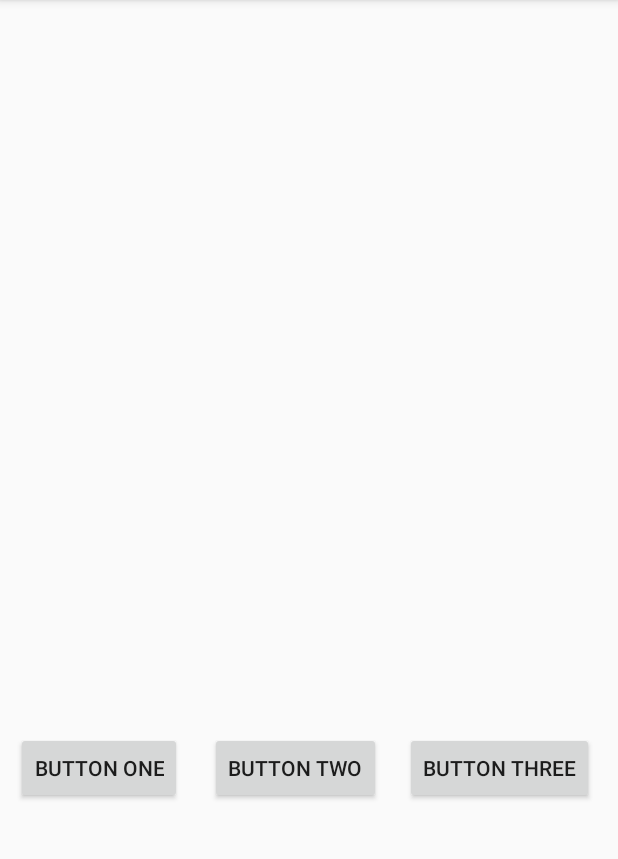
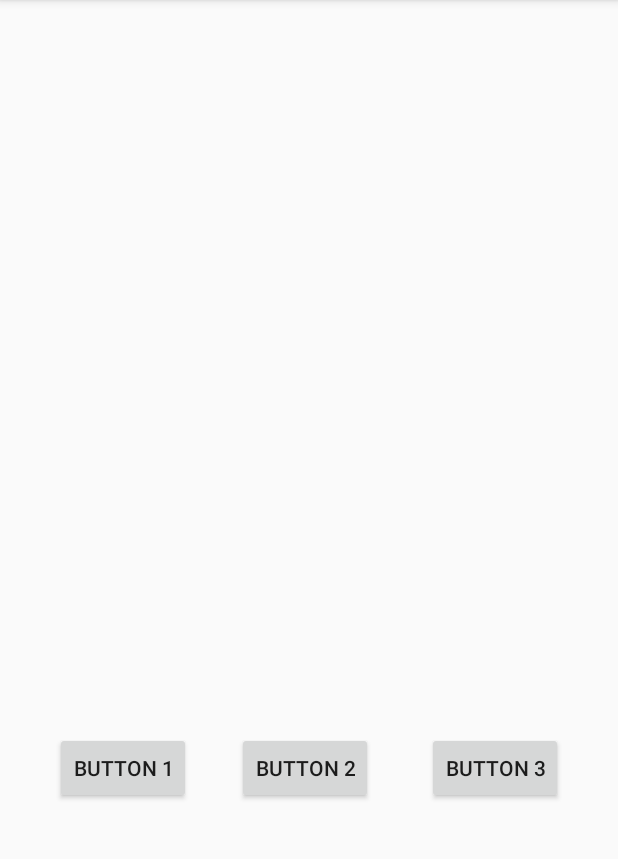
Before and after one commit to AleksandarGulevski/ThreeButtonsExercise, an Android app: the screen it shows after launch (MainActivity), on a phone screen of 412 x 824 dp, the part 84-943 px from its top. Run offline under Robolectric (Android 15) with nearby library versions, the phone set to English and light mode, and no system bars; our stand-ins replace ButterKnife.

```diff
--- a/app/build.gradle
+++ b/app/build.gradle
@@ -25,4 +25,6 @@ dependencies {
     testImplementation 'junit:junit:4.12'
     androidTestImplementation 'com.android.support.test:runner:1.0.2'
     androidTestImplementation 'com.android.support.test.espresso:espresso-core:3.0.2'
+    implementation 'com.jakewharton:butterknife:9.0.0-rc1'
+    annotationProcessor 'com.jakewharton:butterknife-compiler:9.0.0-rc1'
 }
--- a/app/src/main/java/com/example/haselt_pc/myapplication/MainActivity.java
+++ b/app/src/main/java/com/example/haselt_pc/myapplication/MainActivity.java
@@ -2,43 +2,36 @@ package com.example.haselt_pc.myapplication;
 
 import android.support.v7.app.AppCompatActivity;
 import android.os.Bundle;
-import android.view.View;
-import android.widget.Button;
 import android.widget.TextView;
+import butterknife.BindView;
+import butterknife.ButterKnife;
+import butterknife.OnClick;
 
 public class MainActivity extends AppCompatActivity {
-
+    @BindView(R.id.textView)
+    TextView textView;
 
 
     @Override
     protected void onCreate(Bundle savedInstanceState) {
         super.onCreate(savedInstanceState);
         setContentView(R.layout.activity_main);
+        ButterKnife.bind(this);
 
-        Button buttonOne = findViewById(R.id.button);
-        Button buttonTwo = findViewById(R.id.button2);
-        Button buttonThree = findViewById(R.id.button3);
-        final TextView textView = findViewById(R.id.textView);
+    }
 
-        buttonOne.setOnClickListener(new View.OnClickListener() {
-            @Override
-            public void onClick(View v) {
-                textView.setText(getString(R.string.buttonOne));
-            }
-        });
+    @OnClick(R.id.button)
+    public void onClickButtonOne() {
+        textView.setText(getString(R.string.buttonOne));
+    }
 
-        buttonTwo.setOnClickListener(new View.OnClickListener() {
-            @Override
-            public void onClick(View v) {
-                textView.setText(getString(R.string.buttonTwo));
-            }
-        });
+    @OnClick(R.id.button2)
+    public void onClickButtonTwo() {
+        textView.setText(getString(R.string.buttonTwo));
+    }
 
-        buttonThree.setOnClickListener(new View.OnClickListener() {
-            @Override
-            public void onClick(View v) {
-                textView.setText(getString(R.string.buttonThree));
-            }
-        });
+    @OnClick(R.id.button3)
+    public void onClickButtonThree() {
+        textView.setText(getString(R.string.buttonThree));
     }
 }
--- a/app/src/main/res/layout/activity_main.xml
+++ b/app/src/main/res/layout/activity_main.xml
@@ -21,18 +21,21 @@
         app:layout_constraintEnd_toEndOf="parent"
         app:layout_constraintHorizontal_bias="0.0"
         app:layout_constraintStart_toStartOf="parent"
-        app:layout_constraintTop_toTopOf="parent" />
+        app:layout_constraintTop_toTopOf="parent"
+        android:gravity="center"
+        android:textStyle="bold"
+        android:textSize="30sp"/>
 
 
     <Button
         android:id="@+id/button"
         android:layout_width="wrap_content"
         android:layout_height="wrap_content"
-        android:layout_marginStart="16dp"
+        android:layout_marginStart="30dp"
         android:layout_marginLeft="16dp"
         android:layout_marginEnd="24dp"
         android:layout_marginRight="24dp"
-        android:text="Button One"
+        android:text="@string/button_1"
         app:layout_constraintBaseline_toBaselineOf="@+id/button2"
         app:layout_constraintEnd_toStartOf="@+id/button2"
         app:layout_constraintStart_toStartOf="parent" />
@@ -41,20 +44,23 @@
         android:id="@+id/button2"
         android:layout_width="wrap_content"
         android:layout_height="wrap_content"
-        android:layout_marginEnd="16dp"
+        android:layout_marginEnd="30dp"
         android:layout_marginRight="16dp"
-        android:text="Button Two"
+        android:text="@string/button_2"
         app:layout_constraintBaseline_toBaselineOf="@+id/button3"
-        app:layout_constraintEnd_toStartOf="@+id/button3" />
+        app:layout_constraintStart_toEndOf="@id/button"
+        app:layout_constraintEnd_toStartOf="@id/button3"
+        />
 
     <Button
         android:id="@+id/button3"
         android:layout_width="wrap_content"
         android:layout_height="wrap_content"
-        android:layout_marginEnd="16dp"
+        android:layout_marginEnd="30dp"
         android:layout_marginRight="16dp"
         android:layout_marginBottom="232dp"
-        android:text="Button Three"
+        android:text="@string/button_3"
         app:layout_constraintBottom_toBottomOf="parent"
-        app:layout_constraintEnd_toEndOf="parent" />
+        app:layout_constraintStart_toEndOf="@id/button2"
+        app:layout_constraintEnd_toEndOf="parent"/>
 </android.support.constraint.ConstraintLayout>
--- a/app/src/main/res/values/strings.xml
+++ b/app/src/main/res/values/strings.xml
@@ -1,6 +1,9 @@
 <resources>
     <string name="app_name">My Application</string>
+    <string name="buttonOne">Button one is clicked!</string>
     <string name="buttonTwo">Button two is clicked!</string>
-    <string name="buttonOne">Button one is clicked!</string>
     <string name="buttonThree">Button three is clicked!</string>
+    <string name="button_1">Button 1</string>
+    <string name="button_2">Button 2</string>
+    <string name="button_3">Button 3</string>
 </resources>
```
